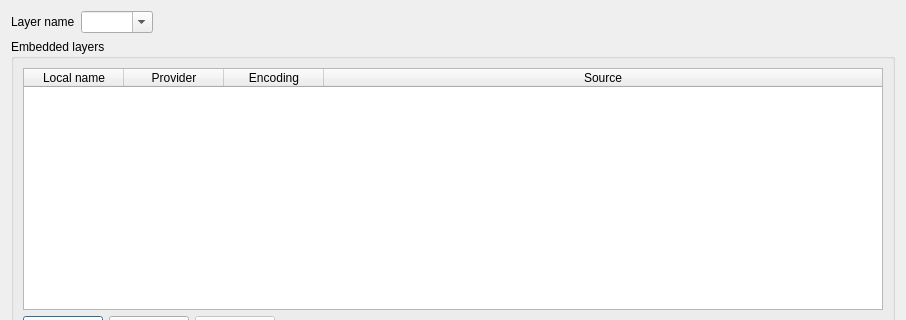
Before: the Qt Designer form src/providers/virtual/qgsvirtuallayersourceselectbase.ui in qgis/QGIS, drawn with Qt 5; both pictures show x 0 to 906 and y 0 to 320 of the 906 by 661 pixel window.
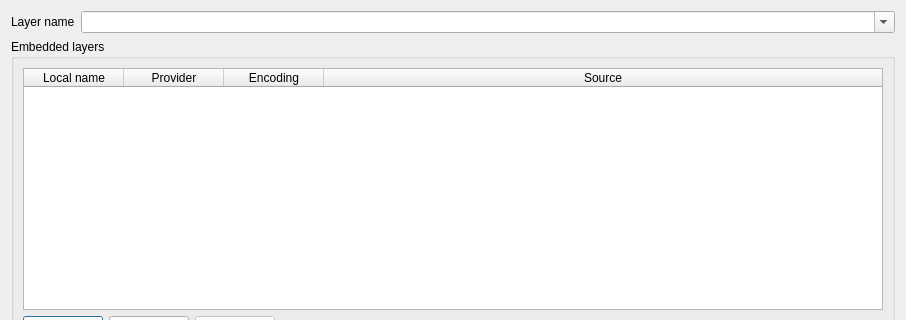
After: the same form once the commit is applied. Custom widgets are drawn as their Qt base class.

Commit message: [ui] Fix clipped virtual layer dialog's layer name by expanding combo box

```diff
--- a/src/providers/virtual/qgsvirtuallayersourceselectbase.ui
+++ b/src/providers/virtual/qgsvirtuallayersourceselectbase.ui
@@ -25,24 +25,17 @@
      </item>
      <item>
       <widget class="QComboBox" name="mLayerNameCombo">
+       <property name="sizePolicy">
+        <sizepolicy hsizetype="Expanding" vsizetype="Preferred">
+         <horstretch>1</horstretch>
+         <verstretch>0</verstretch>
+        </sizepolicy>
+       </property>
        <property name="editable">
         <bool>true</bool>
        </property>
       </widget>
      </item>
-     <item>
-      <spacer name="horizontalSpacer">
-       <property name="orientation">
-        <enum>Qt::Horizontal</enum>
-       </property>
-       <property name="sizeHint" stdset="0">
-        <size>
-         <width>40</width>
-         <height>20</height>
-        </size>
-       </property>
-      </spacer>
-     </item>
     </layout>
    </item>
    <item>
```
Left out of the diff: 6 changed lines with no effect on the pictures.
